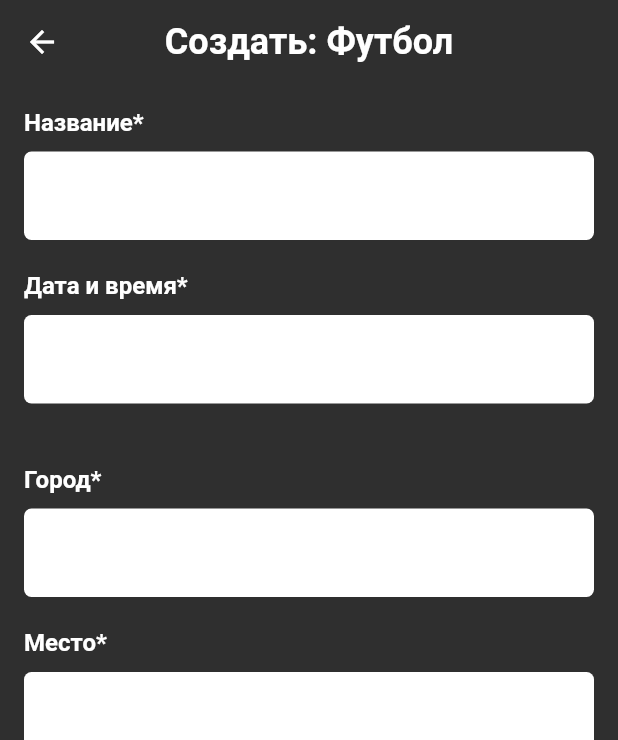
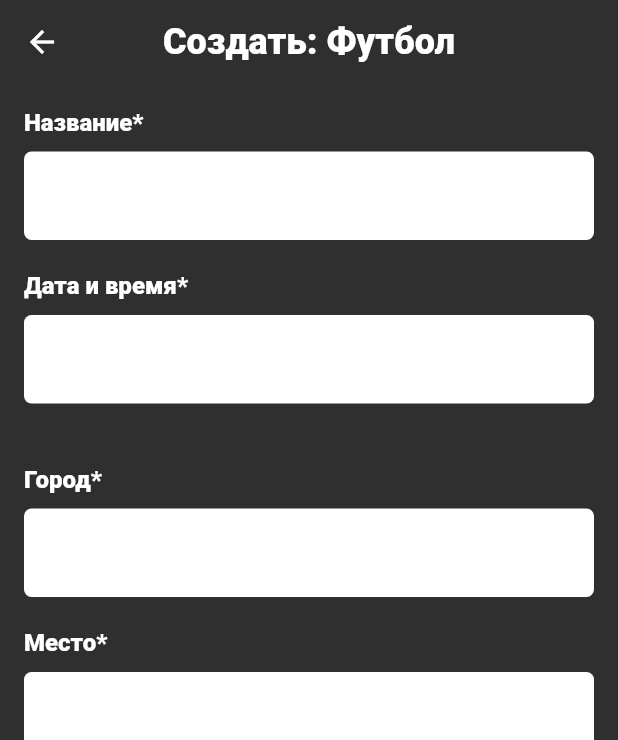
Before and after one commit to asg1997/teammate, a Flutter app: the screen it shows after launch, after a tap on the "add" icon, after a tap on "Футбол", on a phone screen of 412 x 824 dp. Shown: the top 740 px of the screen. Run offline on Flutter 3.47's test engine with Material 2 defaults, Android fonts, the phone set to English and light mode, and no system bars; our stand-ins replace bloc, equatable, flutter_bloc, get_it, google_fonts.

```diff
--- a/lib/core/consts/app_fonts.dart
+++ b/lib/core/consts/app_fonts.dart
@@ -24,13 +24,18 @@ abstract class AppFonts {
   static final titleLarge = GoogleFonts.roboto(
     fontSize: 24,
     color: Colors.white,
-    fontWeight: FontWeight.w600,
+    fontWeight: FontWeight.w800,
+  );
+  static final titleMedium = GoogleFonts.roboto(
+    fontSize: 20,
+    color: Colors.white,
+    fontWeight: FontWeight.w800,
   );
 
   static final titleSmall = GoogleFonts.roboto(
     fontSize: 16,
     color: Colors.white,
-    fontWeight: FontWeight.w600,
+    fontWeight: FontWeight.w800,
   );
 
   static final button = GoogleFonts.roboto(
--- a/lib/core/navigation/app_router.dart
+++ b/lib/core/navigation/app_router.dart
@@ -75,7 +75,8 @@ class AppRouter {
         builder: (context) => BlocProvider(
               create: (_) => GameInfoScreenCubit(
                 game: game,
-              ),
+                gamesRepo: sl(),
+              )..load(),
               child: const GameInfoScreen(),
             ));
   }
--- a/lib/feachers/game/domain/entites/game.dart
+++ b/lib/feachers/game/domain/entites/game.dart
@@ -2,14 +2,18 @@ import 'package:teammate/feachers/game/domain/entites/game_location.dart';
 import 'package:teammate/feachers/game/domain/entites/sport_.dart';
 
 class Game {
+  final String id;
   final String name;
   final GameLocation location;
   final DateTime dateTime;
   final Sport sport;
+  final List<String>? playersIds;
   const Game({
     required this.name,
     required this.location,
     required this.dateTime,
     required this.sport,
+    required this.id,
+    required this.playersIds,
   });
 }
--- a/lib/feachers/game/domain/entites/sport_.dart
+++ b/lib/feachers/game/domain/entites/sport_.dart
@@ -1,6 +1,6 @@
 enum Sport { football, volleyball, basketball }
 
-localeSportName(Sport sport) {
+getLocaleSportName(Sport sport) {
   switch (sport) {
     case Sport.football:
       return 'Футбол';
--- a/lib/feachers/game/domain/repos/games_repo.dart
+++ b/lib/feachers/game/domain/repos/games_repo.dart
@@ -1,6 +1,8 @@
+import '../../../profile/domain/entites/user.dart';
 import '../entites/game.dart';
 
 /// [getAllUserGames] - все игры пользователя, участвует или создатель
 abstract class GamesRepo {
   Future<List<Game>> getAllUserGames();
+  Future<List<User>> getGamesPlayers(List<String> playersIds);
 }
--- a/lib/feachers/game/presentation/create_game_screen/create_game_screen.dart
+++ b/lib/feachers/game/presentation/create_game_screen/create_game_screen.dart
@@ -14,7 +14,7 @@ class CreateGameScreen extends StatelessWidget {
   @override
   Widget build(BuildContext context) {
     final model = context.read<CreateGameCubit>();
-    final sport = localeSportName(model.sport);
+    final sport = getLocaleSportName(model.sport);
     return Scaffold(
       appBar: AppBar(
         elevation: 0,
--- a/lib/feachers/game/presentation/game_info_screen/cubit/game_info_screen_cubit.dart
+++ b/lib/feachers/game/presentation/game_info_screen/cubit/game_info_screen_cubit.dart
@@ -1,15 +1,31 @@
 import 'package:equatable/equatable.dart';
 import 'package:flutter_bloc/flutter_bloc.dart';
+import 'package:teammate/core/bloc_utils/base_status.dart';
+import 'package:teammate/feachers/game/domain/repos/games_repo.dart';
 
+import '../../../../profile/domain/entites/user.dart';
 import '../../../domain/entites/game.dart';
 
 part 'game_info_screen_state.dart';
 
 class GameInfoScreenCubit extends Cubit<GameInfoScreenState> {
-  GameInfoScreenCubit({required Game game})
+  GameInfoScreenCubit({required GamesRepo gamesRepo, required Game game})
       : _game = game,
-        super(GameInfoScreenInitial());
+        _gamesRepo = gamesRepo,
+        super(GameInfoScreenState.initial());
+
+  void load() async {
+    emit(state.copyWith(status: BaseStatus.loading));
+    if (game.playersIds != null) {
+      final players = await _gamesRepo.getGamesPlayers(game.playersIds!);
+      emit(state.copyWith(status: BaseStatus.loaded, players: players));
+    }
+  }
+
+  final GamesRepo _gamesRepo;
+
   final Game _game;
   Game get game => _game;
-  void esfsl() {}
+
+  void onInviteUsersTapped() {}
 }
--- a/lib/feachers/main/presentation/main_screen/main_screen.dart
+++ b/lib/feachers/main/presentation/main_screen/main_screen.dart
@@ -161,7 +161,7 @@ class SportFloatingWidget extends StatelessWidget {
                         child: Align(
                           alignment: Alignment.centerLeft,
                           child: Text(
-                            localeSportName(
+                            getLocaleSportName(
                               Sport.values[index],
                             ),
                             style: AppFonts.bodyLarge
```
Also changed, not shown: lib/feachers/game/data/repos/games_repo_impl.dart (+10 -27 lines), lib/feachers/game/presentation/game_info_screen/components/teammetes_list_view.dart (added, +54 -0 lines), lib/feachers/game/presentation/game_info_screen/cubit/game_info_screen_state.dart (+23 -5 lines), lib/feachers/game/presentation/game_info_screen/game_info_screen.dart (+91 -1 lines), lib/feachers/search_game/data/repos/search_games_repo_impl.dart (+2 -18 lines).
